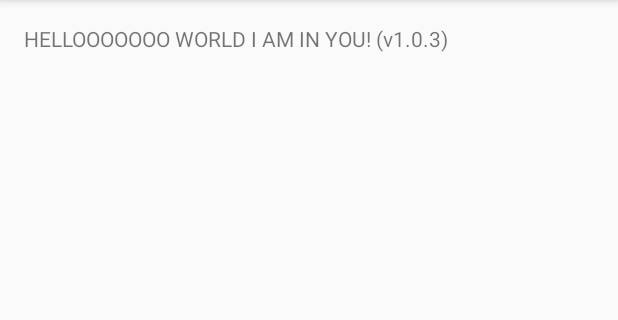
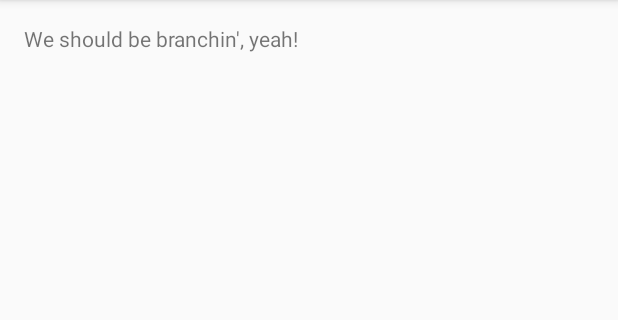
Before and after one commit to mlensi/StudioTester1, an Android app: the screen it shows after launch (MainActivity), on a phone screen of 412 x 824 dp, the part 84-404 px from its top. Run offline under Robolectric (Android 15) with nearby library versions, the phone set to English and light mode, and no system bars.

Commit message:
change made in studio after "git checkout -b nudibranch".  committing

```diff
--- a/app/src/main/java/com/example/michaellensi/testicall/MainActivity.java
+++ b/app/src/main/java/com/example/michaellensi/testicall/MainActivity.java
@@ -13,5 +13,6 @@ public class MainActivity extends AppCompatActivity {
 
         TextView tView = (TextView) this.findViewById(R.id.txtvw_HelloWorld);
         tView.setText("HELLOOOOOOO WORLD I AM IN YOU! (v1.0.3)");
+        tView.setText("We should be branchin', yeah!");
     }
 }
```
